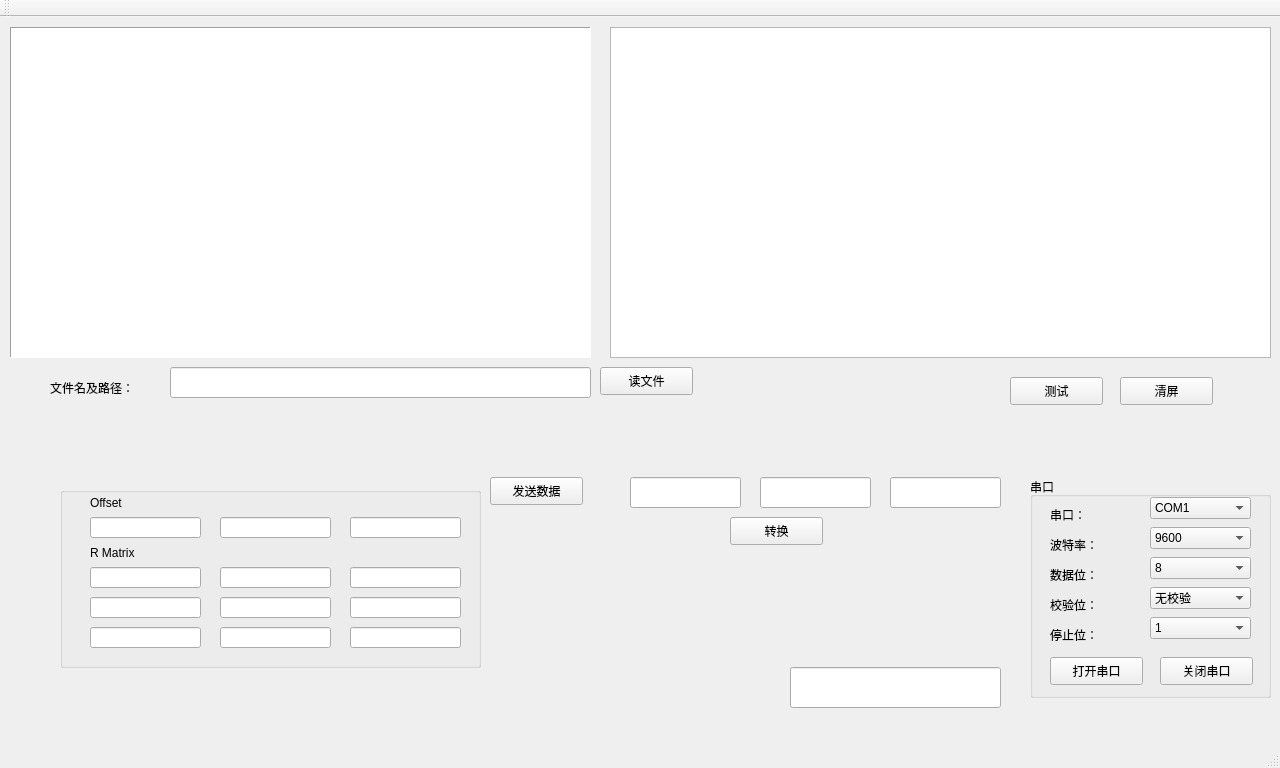
Above: mainwindow.ui from chichu9825/QT_serail_communication before the change. Below: the same form after it.
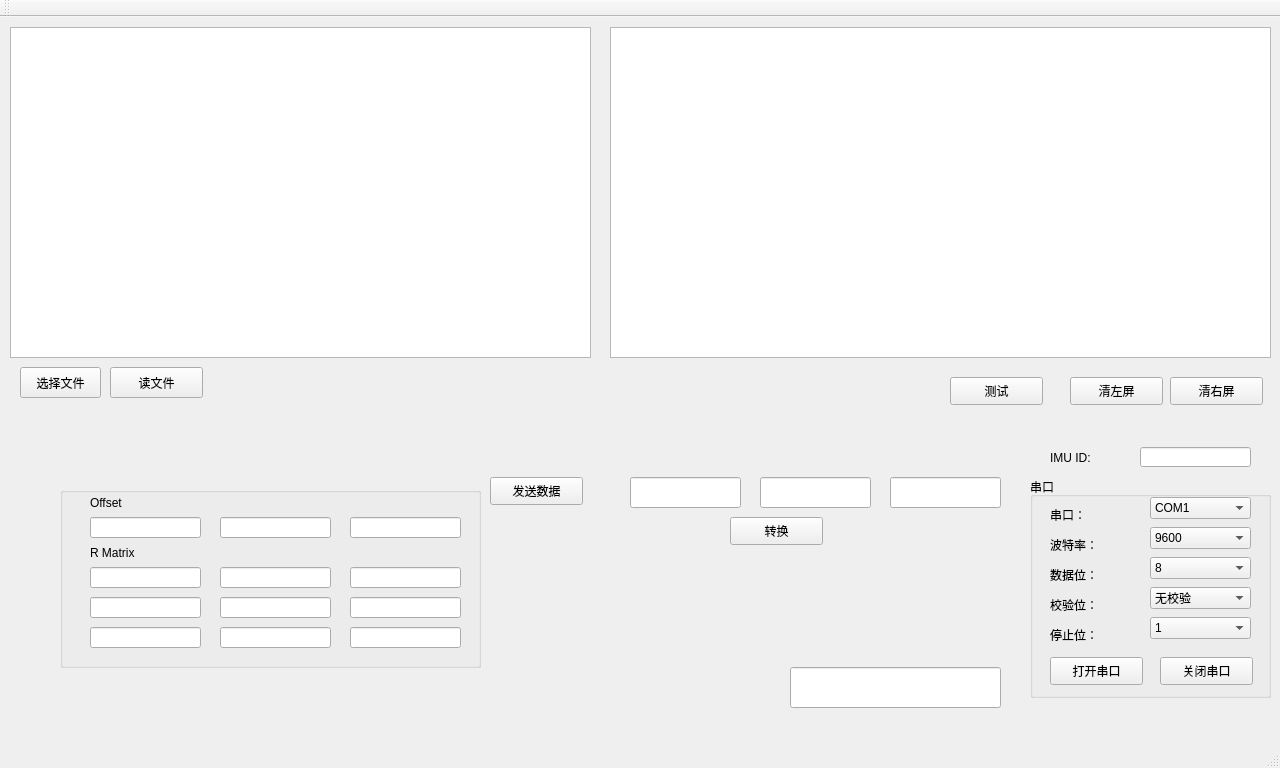
That is the form after the change.

```diff
--- a/mainwindow.ui
+++ b/mainwindow.ui
@@ -24,7 +24,16 @@
      </rect>
     </property>
     <property name="frameShape">
-     <enum>QFrame::Panel</enum>
+     <enum>QFrame::StyledPanel</enum>
+    </property>
+    <property name="frameShadow">
+     <enum>QFrame::Plain</enum>
+    </property>
+    <property name="lineWidth">
+     <number>2</number>
+    </property>
+    <property name="midLineWidth">
+     <number>0</number>
     </property>
    </widget>
    <widget class="QPushButton" name="sendMsgBtn">
@@ -546,46 +555,23 @@
      </property>
     </widget>
    </widget>
-   <widget class="QLabel" name="label_6">
+   <widget class="QPushButton" name="CleanLeftScreamBtn">
     <property name="geometry">
      <rect>
-      <x>50</x>
-      <y>360</y>
-      <width>111</width>
-      <height>21</height>
-     </rect>
-    </property>
-    <property name="text">
-     <string>文件名及路径：</string>
-    </property>
-   </widget>
-   <widget class="QLineEdit" name="FileName_lineEdit">
-    <property name="geometry">
-     <rect>
-      <x>170</x>
-      <y>350</y>
-      <width>421</width>
-      <height>31</height>
-     </rect>
-    </property>
-   </widget>
-   <widget class="QPushButton" name="CleanScreamBtn">
-    <property name="geometry">
-     <rect>
-      <x>1120</x>
+      <x>1070</x>
       <y>360</y>
       <width>93</width>
       <height>28</height>
      </rect>
     </property>
     <property name="text">
-     <string>清屏</string>
+     <string>清左屏</string>
     </property>
    </widget>
    <widget class="QPushButton" name="testBtn">
     <property name="geometry">
      <rect>
-      <x>1010</x>
+      <x>950</x>
       <y>360</y>
       <width>93</width>
       <height>28</height>
@@ -598,10 +584,10 @@
    <widget class="QPushButton" name="ReadFileBtn">
     <property name="geometry">
      <rect>
-      <x>600</x>
+      <x>110</x>
       <y>350</y>
       <width>93</width>
-      <height>28</height>
+      <height>31</height>
      </rect>
     </property>
     <property name="text">
@@ -616,6 +602,64 @@
       <width>661</width>
       <height>331</height>
      </rect>
+    </property>
+    <property name="frameShape">
+     <enum>QFrame::StyledPanel</enum>
+    </property>
+    <property name="frameShadow">
+     <enum>QFrame::Plain</enum>
+    </property>
+    <property name="lineWidth">
+     <number>2</number>
+    </property>
+   </widget>
+   <widget class="QPushButton" name="CleanRightScreamBtn">
+    <property name="geometry">
+     <rect>
+      <x>1170</x>
+      <y>360</y>
+      <width>93</width>
+      <height>28</height>
+     </rect>
+    </property>
+    <property name="text">
+     <string>清右屏</string>
+    </property>
+   </widget>
+   <widget class="QPushButton" name="ChooseFileBtn">
+    <property name="geometry">
+     <rect>
+      <x>20</x>
+      <y>350</y>
+      <width>81</width>
+      <height>31</height>
+     </rect>
+    </property>
+    <property name="text">
+     <string>选择文件</string>
+    </property>
+   </widget>
+   <widget class="QLineEdit" name="IMU_ID_lineEdit">
+    <property name="geometry">
+     <rect>
+      <x>1140</x>
+      <y>430</y>
+      <width>111</width>
+      <height>20</height>
+     </rect>
+    </property>
+   </widget>
+   <widget class="QLabel" name="label_6">
+    <property name="geometry">
+     <rect>
+      <x>1050</x>
+      <y>430</y>
+      <width>54</width>
+      <height>21</height>
+     </rect>
+    </property>
+    <property name="text">
+     <string>IMU ID:</string>
     </property>
    </widget>
   </widget>
```
Left out of the diff: 70 changed lines with no effect on the pictures.
